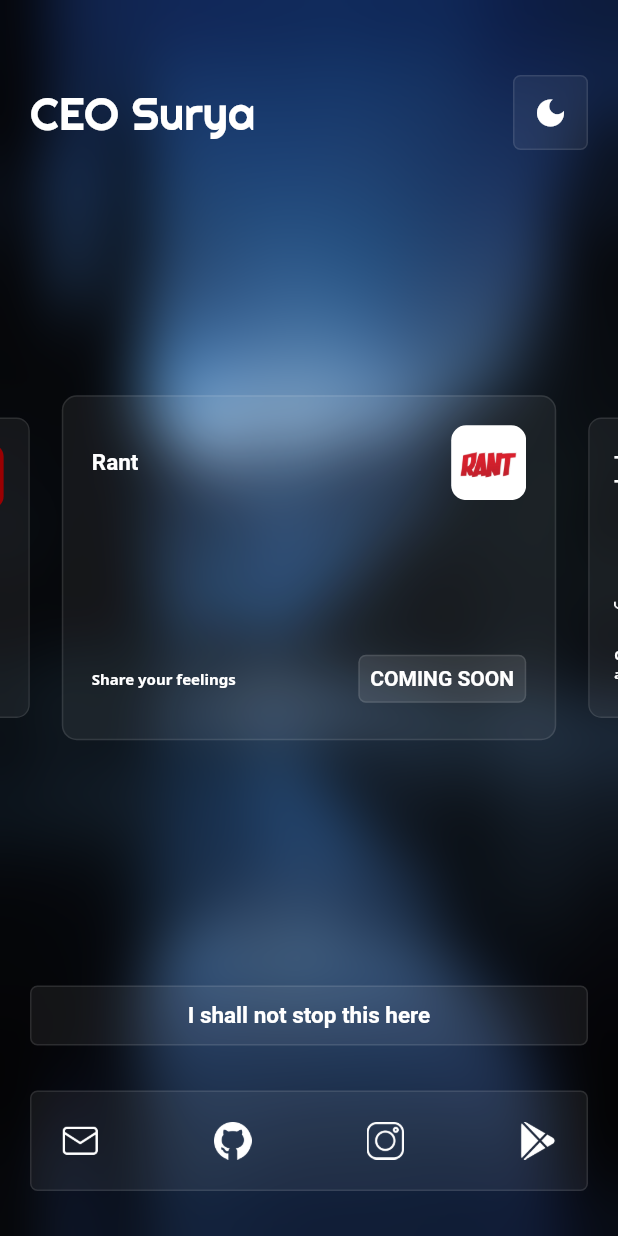
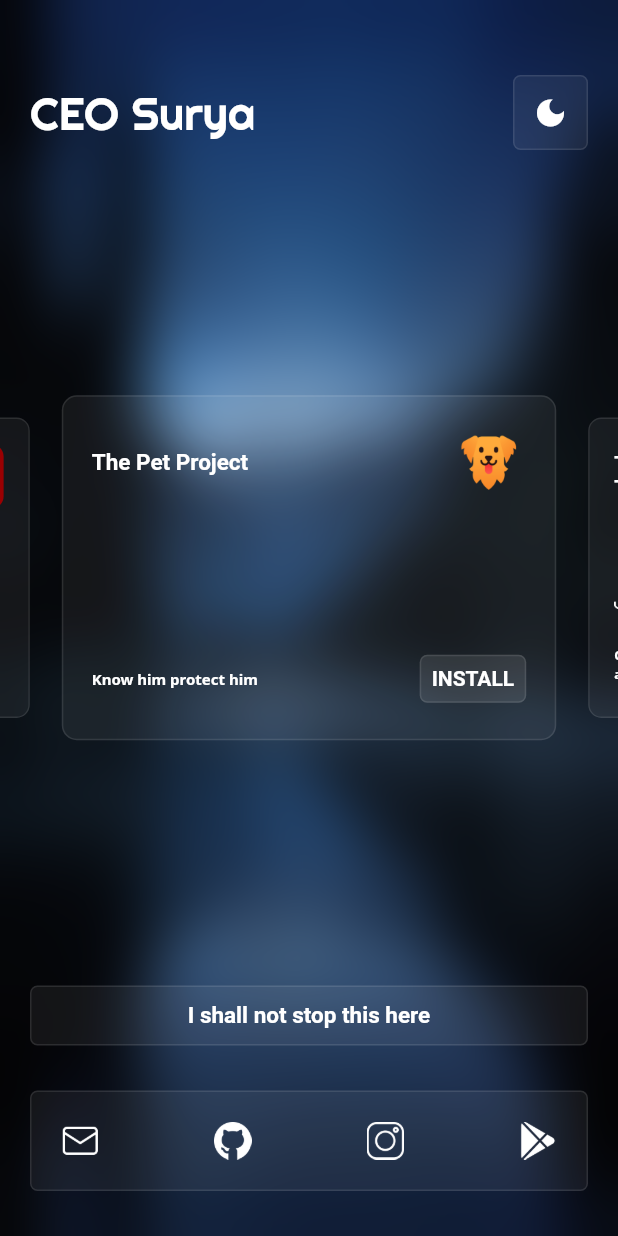
Before and after one commit to suryanarayanms/Flutter-Gallery, a Flutter app: the screen it shows after launch, swiped to page 4, on a phone screen of 412 x 824 dp. Run offline on Flutter 3.47's test engine with Material 2 defaults, Android fonts, the phone set to English and light mode, and no system bars; drawn by our look-alikes of carousel_slider; our stand-ins replace google_fonts; Roboto replaces fonts that are missing (Audiowide, Michroma).

Commit message:
Added new app info

```diff
--- a/lib/Apps/app_list.dart
+++ b/lib/Apps/app_list.dart
@@ -67,7 +67,7 @@ class AppTile extends StatelessWidget {
                     ],
                   ),
                   const Spacer(),
-                  (downloads != "" && downloads != " ")
+                  (downloads != "" && downloads != " " && downloads != "  ")
                       ? Padding(
                           padding: const EdgeInsets.only(bottom: 25.0),
                           child: Row(
@@ -206,7 +206,7 @@ class AppTile extends StatelessWidget {
                     ],
                   ),
                   const Spacer(),
-                  (downloads != "" && downloads != " ")
+                  (downloads != "" && downloads != " " && downloads != "  ")
                       ? Padding(
                           padding: const EdgeInsets.only(bottom: 25.0),
                           child: Row(
--- a/lib/Provider/apps.dart
+++ b/lib/Provider/apps.dart
@@ -14,9 +14,9 @@ class Apps extends ChangeNotifier {
     [
       "Stack Notes",
       "Organize task and remember stuff",
-      "10",
+      "  ",
       'lib/images/stack.jpg',
-      'https://play.google.com/store/apps/details?id=com.ceosurya.todoapp&gl=US',
+     'https://play.google.com/store/apps/details?id=com.ceosurya.todoapp&gl=US',
       'INSTALL',
       Colors.white
     ],
@@ -30,12 +30,12 @@ class Apps extends ChangeNotifier {
       Colors.white
     ],
     [
-      "Rant",
-      "Share your feelings",
-      " ",
-      'lib/images/rant.jpg',
-      '',
-      'COMING SOON',
+      "The Pet Project",
+      "Know him protect him",
+      "  ",
+      'lib/images/pet.png',
+      'https://play.google.com/store/apps/details?id=com.ceosurya.thepetproject&gl=US',
+      'INSTALL',
       Colors.white
     ],
   ];
```
Also changed, not shown: lib/Pages/homepage.dart (+0 -47 lines), lib/images/pet.png (added).
